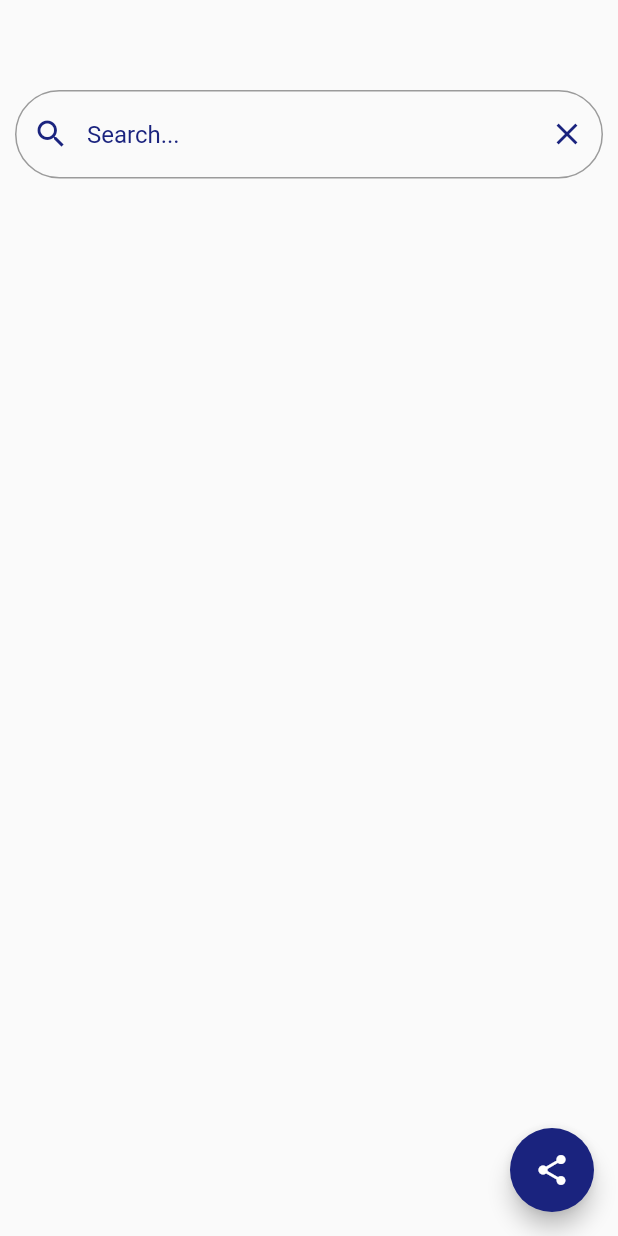
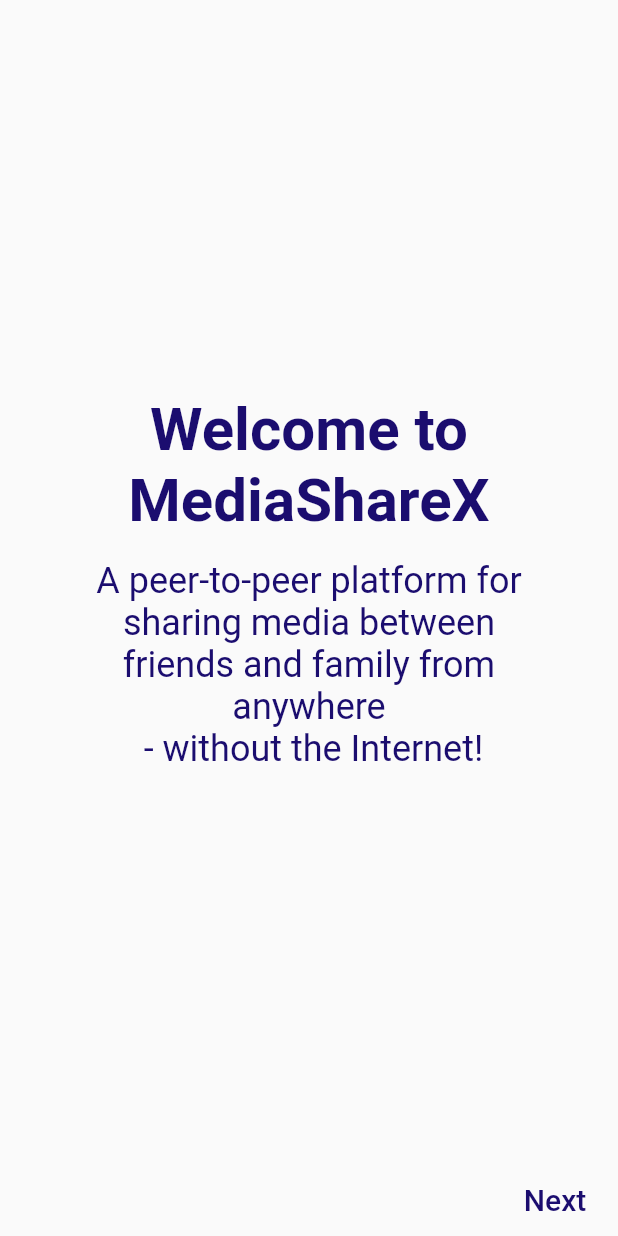
Before and after one commit to CpulsiveK/peer_to_peer_multimedia_sharing_app, a Flutter app: the screen it shows after launch, on a phone screen of 412 x 824 dp. Run offline on Flutter 3.47's test engine with Material 2 defaults, Android fonts, the phone set to English and light mode, and no system bars; our stand-ins replace permission_handler, shared_preferences; missing offline and left inert: file_manager.

Commit message:
integrated onboarding screes, implemented onboarding showing once after fresh install and code refactor

```diff
--- a/lib/ui/dashboard.ui.dart
+++ b/lib/ui/dashboard.ui.dart
@@ -2,18 +2,18 @@ import 'package:flutter/material.dart';
 import 'package:permission_handler/permission_handler.dart';
 
 class Dashboard extends StatefulWidget {
-  const Dashboard({super.key});
+  const Dashboard({Key? key}) : super(key: key);
 
   @override
   State<Dashboard> createState() => _DashboardState();
 }
 
 class _DashboardState extends State<Dashboard> {
-  // String? id;
-  // String? indexerAddr;
+  late String id;
+  late String indexerAddr;
+  late String searchText;
 
   final TextEditingController _controller = TextEditingController();
-  String _searchText = '';
 
   @override
   void initState() {
@@ -22,15 +22,18 @@ class _DashboardState extends State<Dashboard> {
     // final arguements =
     //     ModalRoute.of(context)!.settings.arguments as List<dynamic>;
 
-    // id = arguements[0] as String?;
-    // indexerAddr = arguements[1] as String?;
+    // id = arguements[0] as String;
+    // indexerAddr = arguements[1] as String;
+
+    // final Peers peers =
+    //     Peers(id: id, indexerAddr: indexerAddr, port: indexerPort);
 
     _controller.addListener(_onSearchTextChanged);
   }
 
   void _onSearchTextChanged() {
     setState(() {
-      _searchText = _controller.text;
+      searchText = _controller.text;
     });
   }
 
@@ -48,9 +51,9 @@ class _DashboardState extends State<Dashboard> {
               decoration: InputDecoration(
                   hintText: 'Search...',
                   hintStyle: TextStyle(color: Colors.indigo.shade900),
-                  prefixIcon: Icon(color: Colors.indigo.shade900, Icons.search),
+                  prefixIcon: Icon(Icons.search, color: Colors.indigo.shade900),
                   suffixIcon: IconButton(
-                    icon: Icon(color: Colors.indigo.shade900, Icons.clear),
+                    icon: Icon(Icons.clear, color: Colors.indigo.shade900),
                     onPressed: () {
                       _controller.clear();
                       _onSearchTextChanged();
@@ -67,7 +70,9 @@ class _DashboardState extends State<Dashboard> {
                 keyboardDismissBehavior:
                     ScrollViewKeyboardDismissBehavior.onDrag,
                 itemCount: 50,
-                itemBuilder: ((context, index) {}),
+                itemBuilder: ((context, index) {
+                  return null;
+                }),
               ),
             ),
           ],
--- /dev/null
+++ b/lib/ui/onboarding.ui.dart
@@ -0,0 +1,139 @@
+import 'package:flutter/material.dart';
+import 'package:peer_to_peer_multimedia_sharing_application/ui/widgets/onboarding/onboarding-widgets.onboarding.dart';
+import 'package:peer_to_peer_multimedia_sharing_application/ui/widgets/onboarding/onboarding_utils.onboarding.dart';
+import 'package:shared_preferences/shared_preferences.dart';
+
+class TutorialPage extends StatefulWidget {
+  const TutorialPage({Key? key}) : super(key: key);
+
+  @override
+  TutorialPageState createState() => TutorialPageState();
+}
+
+class TutorialPageState extends State<TutorialPage> {
+  final PageController _pageController = PageController(initialPage: 0);
+  final List<TutorialData> tutorialData = [
+    TutorialData(
+      title: 'Welcome to MediaShareX',
+      description:
+          'A peer-to-peer platform for sharing media between friends and family from anywhere\n - without the Internet!',
+      icon: null,
+    ),
+    TutorialData(
+      title: 'Share your files with Everyone!',
+      description: '',
+      icon: const Icon(
+        Icons.share,
+        color: kBaseColour,
+        size: 150.0,
+      ),
+    ),
+    TutorialData(
+      title: 'Search for any file!',
+      description: '',
+      icon: const Icon(
+        Icons.manage_search_rounded,
+        color: kBaseColour,
+        size: 200.0,
+      ),
+    ),
+    TutorialData(
+      title: 'Get Started',
+      description: 'Get started with our app.',
+      icon: null,
+    ),
+  ];
+
+  int _currentPageIndex = 0;
+
+  void _goToNextPage() {
+    if (_currentPageIndex < tutorialData.length - 1) {
+      _currentPageIndex++;
+    }
+    _pageController.nextPage(
+      duration: const Duration(milliseconds: 500),
+      curve: Curves.ease,
+    );
+  }
+
+  void _goToPreviousPage() {
+    if (_currentPageIndex > 0) {
+      _currentPageIndex--;
+    }
+    _pageController.previousPage(
+      duration: const Duration(milliseconds: 500),
+      curve: Curves.ease,
+    );
+  }
+
+  @override
+  Widget build(BuildContext context) {
+    SharedPreferences.getInstance().then((prefs) {
+      prefs.setBool('screenShown', true);
+    });
+
+    return Scaffold(
+      body: Column(
+        children: [
+          Expanded(
+            child: PageView.builder(
+              controller: _pageController,
+              itemCount: tutorialData.length,
+              onPageChanged: (index) {
+                setState(() {
+                  _currentPageIndex = index;
+                });
+              },
+              itemBuilder: (context, index) {
+                return TutorialScreen(
+                  tutorialData: tutorialData[index],
+                );
+              },
+            ),
+          ),
+          Row(
+            mainAxisAlignment: _currentPageIndex > 0
+                ? MainAxisAlignment.spaceBetween
+                : MainAxisAlignment.end,
+            children: [
+              if (_currentPageIndex > 0)
+                Padding(
+                  padding: const EdgeInsets.only(left: 10.0),
+                  child: TextButton(
+                    onPressed: _goToPreviousPage,
+                    child: const Text(
+                      'Prev',
+                      style: kNavigatorText,
+                    ),
+                  ),
+                ),
+              if (_currentPageIndex < tutorialData.length - 1)
+                Padding(
+                    padding: const EdgeInsets.only(right: 10.0),
+                    child: TextButton(
+                      onPressed: _goToNextPage,
+                      child: const Text(
+                        'Next',
+                        style: kNavigatorText,
+                      ),
+                    )),
+              if (_currentPageIndex == tutorialData.length - 1)
+                Padding(
+                  padding: const EdgeInsets.only(right: 10.0),
+                  child: TextButton(
+                    onPressed: () {
+                      Navigator.pushReplacementNamed(context, 'login');
+                    },
+                    child: const Text(
+                      'Done!',
+                      style: kNavigatorText,
+                    ),
+                  ),
+                ),
+            ],
+          ),
+        ],
+      ),
+    );
+  }
+}
--- /dev/null
+++ b/lib/ui/widgets/onboarding/onboarding-widgets.onboarding.dart
@@ -0,0 +1,40 @@
+import 'package:flutter/material.dart';
+
+const kLogoText = TextStyle(
+  fontSize: 50,
+  fontWeight: FontWeight.w900,
+  fontStyle: FontStyle.italic,
+  color: kBaseColour,
+);
+const kTitleText = TextStyle(
+  fontSize: 40,
+  fontWeight: FontWeight.bold,
+  color: kBaseColour,
+);
+const kNavigatorText = TextStyle(
+  color: kBaseColour,
+  fontSize: 20.0,
+);
+const kDescriptionText = TextStyle(
+  fontSize: 24,
+  color: kBaseColour,
+);
+const kTextFieldStyle = InputDecoration(
+  // labelText: '',
+  hintText: 'Enter username',
+  // prefixIcon: Icon(Icons.person),
+  enabledBorder:
+      UnderlineInputBorder(borderSide: BorderSide(color: Colors.grey)),
+  focusedBorder:
+      UnderlineInputBorder(borderSide: BorderSide(color: kBaseColour)),
+);
+
+const kBaseColour = Color(0xFF1B0D6F);
+
+Icon kArrowStyles({IconData icon = Icons.arrow_forward_ios_rounded}) {
+  return Icon(
+    icon,
+    size: 45,
+    color: Colors.black,
+  );
+}
--- /dev/null
+++ b/lib/ui/widgets/onboarding/onboarding_utils.onboarding.dart
@@ -0,0 +1,44 @@
+import 'package:flutter/material.dart';
+import 'package:peer_to_peer_multimedia_sharing_application/ui/widgets/onboarding/onboarding-widgets.onboarding.dart';
+
+class TutorialData {
+  final String title;
+  final String description;
+  final Icon? icon;
+
+  TutorialData({
+    required this.title,
+    required this.description,
+    required this.icon,
+  });
+}
+
+class TutorialScreen extends StatelessWidget {
+  final TutorialData tutorialData;
+
+  const TutorialScreen({super.key, required this.tutorialData});
+
+  @override
+  Widget build(BuildContext context) {
+    return Column(
+      mainAxisAlignment: MainAxisAlignment.center,
+      children: [
+        Text(
+          tutorialData.title,
+          style: kTitleText,
+          textAlign: TextAlign.center,
+        ),
+        const SizedBox(height: 16.0),
+        Padding(
+          padding: const EdgeInsets.symmetric(horizontal: 50.0),
+          child: Text(
+            tutorialData.description,
+            style: kDescriptionText,
+            textAlign: TextAlign.center,
+          ),
+        ),
+        if (tutorialData.icon != null) tutorialData.icon!,
+      ],
+    );
+  }
+}
--- a/pubspec.yaml
+++ b/pubspec.yaml
@@ -33,6 +33,7 @@ dependencies:
   file_picker: ^5.2.11
   permission_handler: ^10.2.0
   file_manager: ^1.0.0
+  shared_preferences: ^2.1.1
 
 
   # The following adds the Cupertino Icons font to your application.
```
Also changed, not shown: lib/main.dart (+11 -6 lines), lib/network_logic/peers_utils.dart (+0 -7 lines), lib/ui/login.ui.dart (+22 -14 lines), lib/ui/splash.ui.dart (deleted, +0 -40 lines), lib/ui/splash_screen.ui.dart (added, +56 -0 lines), lib/ui/widgets/file_manager/homepage.file_manager.dart (renamed from lib/ui/file_manager/homepage.file_manager.dart), lib/ui/widgets/file_manager/utils.file_manager.dart (renamed from lib/ui/file_manager/utils.file_manager.dart), pubspec.lock, 2 other files.
